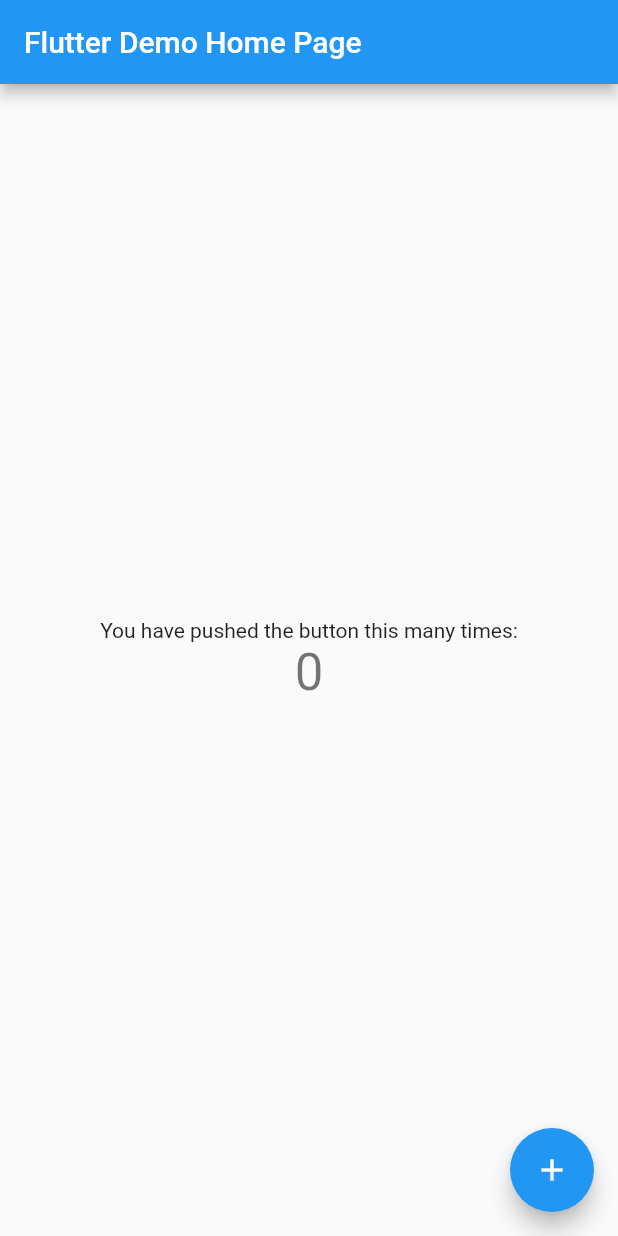
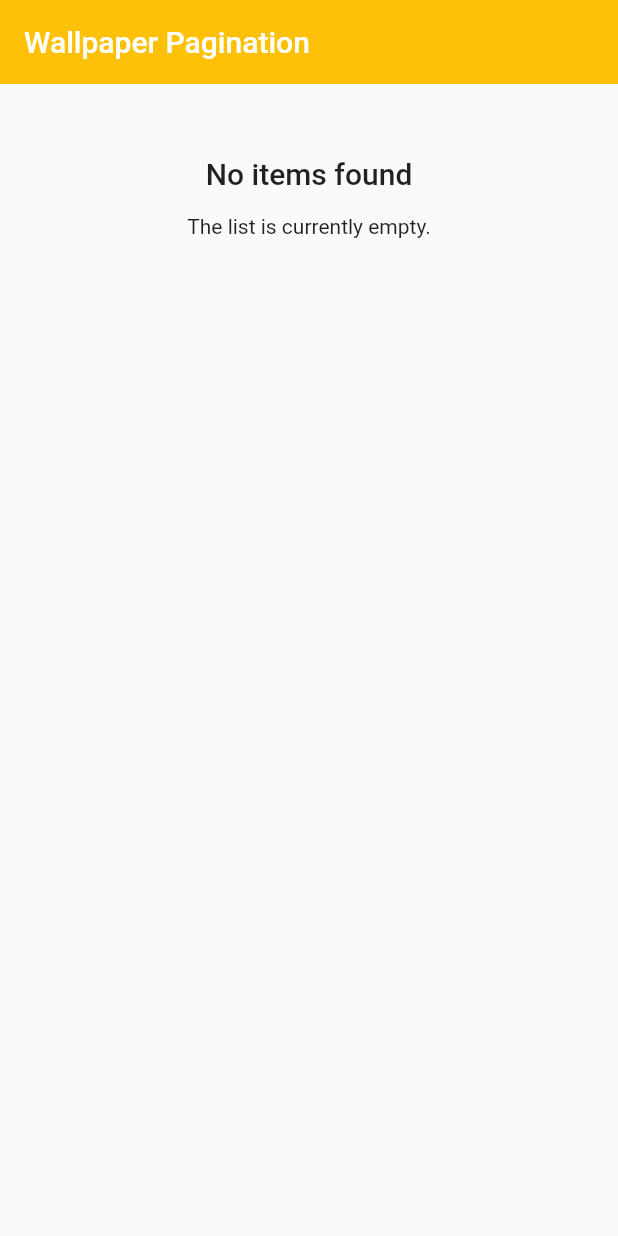
Before and after one commit to Goggxi/yt-flutter-tutorial, a Flutter app: the screen it shows after launch, on a phone screen of 412 x 824 dp. Run offline on Flutter 3.47's test engine with Material 2 defaults, Android fonts, the phone set to English and light mode, and no system bars; our stand-ins replace cloud_firestore, firebase_core, infinite_scroll_pagination; accounts and stored records are empty.

Commit message:
finish tutorial firebase pagination

```diff
--- a/firebase_pagination/lib/main.dart
+++ b/firebase_pagination/lib/main.dart
@@ -1,115 +1,33 @@
+import 'package:firebase_core/firebase_core.dart';
+import 'package:firebase_pagination/wallpaper_page.dart';
+import 'package:firebase_pagination/wallpaper_provider.dart';
 import 'package:flutter/material.dart';
+import 'package:provider/provider.dart';
 
-void main() {
-  runApp(const MyApp());
+import 'firebase_options.dart';
+
+void main() async {
+  WidgetsFlutterBinding.ensureInitialized();
+  await Firebase.initializeApp(
+    options: DefaultFirebaseOptions.currentPlatform,
+  );
+  runApp(const App());
 }
 
-class MyApp extends StatelessWidget {
-  const MyApp({super.key});
+class App extends StatelessWidget {
+  const App({super.key});
 
-  // This widget is the root of your application.
   @override
   Widget build(BuildContext context) {
-    return MaterialApp(
-      title: 'Flutter Demo',
-      theme: ThemeData(
-        // This is the theme of your application.
-        //
-        // Try running your application with "flutter run". You'll see the
-        // application has a blue toolbar. Then, without quitting the app, try
-        // changing the primarySwatch below to Colors.green and then invoke
-        // "hot reload" (press "r" in the console where you ran "flutter run",
-        // or simply save your changes to "hot reload" in a Flutter IDE).
-        // Notice that the counter didn't reset back to zero; the application
-        // is not restarted.
-        primarySwatch: Colors.blue,
+    return ChangeNotifierProvider(
+      create: (context) => WallpaperProvider(),
+      child: MaterialApp(
+        title: 'Wallpaper Pagination',
+        theme: ThemeData(
+          primarySwatch: Colors.amber,
+        ),
+        home: const WallpaperPage(),
       ),
-      home: const MyHomePage(title: 'Flutter Demo Home Page'),
     );
   }
 }
-
-class MyHomePage extends StatefulWidget {
-  const MyHomePage({super.key, required this.title});
-
-  // This widget is the home page of your application. It is stateful, meaning
-  // that it has a State object (defined below) that contains fields that affect
-  // how it looks.
-
-  // This class is the configuration for the state. It holds the values (in this
-  // case the title) provided by the parent (in this case the App widget) and
-  // used by the build method of the State. Fields in a Widget subclass are
-  // always marked "final".
-
-  final String title;
-
-  @override
-  State<MyHomePage> createState() => _MyHomePageState();
-}
-
-class _MyHomePageState extends State<MyHomePage> {
-  int _counter = 0;
-
-  void _incrementCounter() {
-    setState(() {
-      // This call to setState tells the Flutter framework that something has
-      // changed in this State, which causes it to rerun the build method below
-      // so that the display can reflect the updated values. If we changed
-      // _counter without calling setState(), then the build method would not be
-      // called again, and so nothing would appear to happen.
-      _counter++;
-    });
-  }
-
-  @override
-  Widget build(BuildContext context) {
-    // This method is rerun every time setState is called, for instance as done
-    // by the _incrementCounter method above.
-    //
-    // The Flutter framework has been optimized to make rerunning build methods
-    // fast, so that you can just rebuild anything that needs updating rather
-    // than having to individually change instances of widgets.
-    return Scaffold(
-      appBar: AppBar(
-        // Here we take the value from the MyHomePage object that was created by
-        // the App.build method, and use it to set our appbar title.
-        title: Text(widget.title),
-      ),
-      body: Center(
-        // Center is a layout widget. It takes a single child and positions it
-        // in the middle of the parent.
-        child: Column(
-          // Column is also a layout widget. It takes a list of children and
-          // arranges them vertically. By default, it sizes itself to fit its
-          // children horizontally, and tries to be as tall as its parent.
-          //
-          // Invoke "debug painting" (press "p" in the console, choose the
-          // "Toggle Debug Paint" action from the Flutter Inspector in Android
-          // Studio, or the "Toggle Debug Paint" command in Visual Studio Code)
-          // to see the wireframe for each widget.
-          //
-          // Column has various properties to control how it sizes itself and
-          // how it positions its children. Here we use mainAxisAlignment to
-          // center the children vertically; the main axis here is the vertical
-          // axis because Columns are vertical (the cross axis would be
-          // horizontal).
-          mainAxisAlignment: MainAxisAlignment.center,
-          children: <Widget>[
-            const Text(
-              'You have pushed the button this many times:',
-            ),
-            Text(
-              '$_counter',
-              style: Theme.of(context).textTheme.headlineMedium,
-            ),
-          ],
-        ),
-      ),
-      floatingActionButton: FloatingActionButton(
-        onPressed: _incrementCounter,
-        tooltip: 'Increment',
-        child: const Icon(Icons.add),
-      ), // This trailing comma makes auto-formatting nicer for build methods.
-    );
-  }
-}
--- /dev/null
+++ b/firebase_pagination/lib/wallpaper_model.dart
@@ -0,0 +1,19 @@
+class WallpaperModel {
+  final String id;
+  final String name;
+  final String imageUrl;
+
+  const WallpaperModel({
+    required this.id,
+    required this.name,
+    required this.imageUrl,
+  });
+
+  factory WallpaperModel.formMap(Map<String, dynamic> map) {
+    return WallpaperModel(
+      id: map["id"],
+      name: map["name"],
+      imageUrl: map["image-url"],
+    );
+  }
+}
--- /dev/null
+++ b/firebase_pagination/lib/wallpaper_page.dart
@@ -0,0 +1,81 @@
+import 'package:firebase_pagination/wallpaper_model.dart';
+import 'package:firebase_pagination/wallpaper_provider.dart';
+import 'package:flutter/material.dart';
+import 'package:infinite_scroll_pagination/infinite_scroll_pagination.dart';
+import 'package:provider/provider.dart';
+
+class WallpaperPage extends StatelessWidget {
+  const WallpaperPage({super.key});
+
+  @override
+  Widget build(BuildContext context) {
+    return Scaffold(
+      appBar: AppBar(
+        title: const Text("Wallpaper Pagination"),
+        foregroundColor: Colors.white,
+        elevation: 0,
+      ),
+      body: Consumer<WallpaperProvider>(builder: (context, value, child) {
+        return RefreshIndicator(
+          onRefresh: () => Future.sync(value.refresh),
+          child: PagedListView<String, WallpaperModel>.separated(
+            padding: const EdgeInsets.all(16),
+            pagingController: value.pagingController,
+            builderDelegate: PagedChildBuilderDelegate<WallpaperModel>(
+              itemBuilder: (context, item, index) => _WallpaperCard(
+                index: index + 1,
+                name: item.name,
+                imageUrl: item.imageUrl,
+              ),
+            ),
+            separatorBuilder: (context, index) => const SizedBox(height: 16),
+          ),
+        );
+      }),
+    );
+  }
+}
+
+class _WallpaperCard extends StatelessWidget {
+  const _WallpaperCard({
+    required this.index,
+    required this.name,
+    required this.imageUrl,
+  });
+
+  final int index;
+  final String name;
+  final String imageUrl;
+
+  @override
+  Widget build(BuildContext context) {
+    return Card(
+      margin: EdgeInsets.zero,
+      shape: RoundedRectangleBorder(borderRadius: BorderRadius.circular(16)),
+      clipBehavior: Clip.antiAlias,
+      child: Stack(
+        children: [
+          Image.network(
+            imageUrl,
+            width: double.infinity,
+            height: 220,
+            fit: BoxFit.cover,
+          ),
+          Positioned(
+            bottom: 0,
+            left: 0,
+            right: 0,
+            child: Container(
+              padding: const EdgeInsets.all(8),
+              color: Colors.black54,
+              child: Text(
+                "$index. $name",
+                style: const TextStyle(color: Colors.white, fontSize: 20),
+              ),
+            ),
+          ),
+        ],
+      ),
+    );
+  }
+}
--- /dev/null
+++ b/firebase_pagination/lib/wallpaper_provider.dart
@@ -0,0 +1,40 @@
+import 'package:firebase_pagination/wallpaper_model.dart';
+import 'package:firebase_pagination/wallpaper_repository.dart';
+import 'package:flutter/material.dart';
+import 'package:infinite_scroll_pagination/infinite_scroll_pagination.dart';
+
+class WallpaperProvider with ChangeNotifier {
+  final WallpaperRepository _repo = WallpaperRepository();
+
+  final PagingController<String, WallpaperModel> _pagingController =
+      PagingController(firstPageKey: "");
+
+  PagingController<String, WallpaperModel> get pagingController =>
+      _pagingController;
+
+  WallpaperProvider() {
+    _pagingController.addPageRequestListener((pageKey) {
+      _fetchPage(pageKey);
+    });
+  }
+
+  Future<void> _fetchPage(String pageKey) async {
+    try {
+      final newItems = await _repo.getWallpapers(limit: 5, lastId: pageKey);
+
+      final isLastPage = newItems.length < 5;
+
+      if (isLastPage) {
+        _pagingController.appendLastPage(newItems);
+      } else {
+        _pagingController.appendPage(newItems, newItems.last.id);
+      }
+    } catch (e) {
+      _pagingController.error = e;
+    }
+  }
+
+  void refresh() {
+    _pagingController.refresh();
+  }
+}
--- a/firebase_pagination/pubspec.yaml
+++ b/firebase_pagination/pubspec.yaml
@@ -35,6 +35,10 @@
   # The following adds the Cupertino Icons font to your application.
   # Use with the CupertinoIcons class for iOS style icons.
   cupertino_icons: ^1.0.2
+  provider: ^6.0.5
+  infinite_scroll_pagination: ^3.2.0
+  cloud_firestore: ^4.4.3
+  firebase_core: ^2.7.0
 
 dev_dependencies:
   flutter_test:
```
Also changed, not shown: firebase_pagination/lib/wallpaper_repository.dart (added, +36 -0 lines), firebase_pagination/lib/firebase_options.dart (added), firebase_pagination/pubspec.lock, 17 other files.
